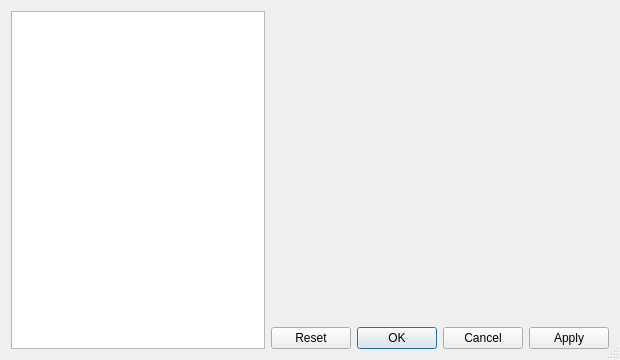
This is src/hippo_player/prefs_dialog.ui in HippoPlayer/HippoPlayer as Qt 5 draws it before an edit. The edited form follows.
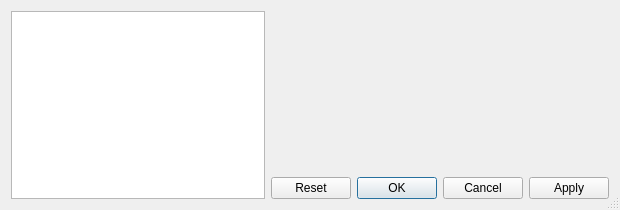
This is the edited form.

What changed in the file:
```diff
--- a/src/hippo_player/prefs_dialog.ui
+++ b/src/hippo_player/prefs_dialog.ui
@@ -10,11 +10,11 @@
     <x>0</x>
     <y>0</y>
     <width>620</width>
-    <height>360</height>
+    <height>210</height>
    </rect>
   </property>
   <property name="sizePolicy">
-   <sizepolicy hsizetype="Fixed" vsizetype="Preferred">
+   <sizepolicy hsizetype="Expanding" vsizetype="Expanding">
     <horstretch>0</horstretch>
     <verstretch>0</verstretch>
    </sizepolicy>
```
